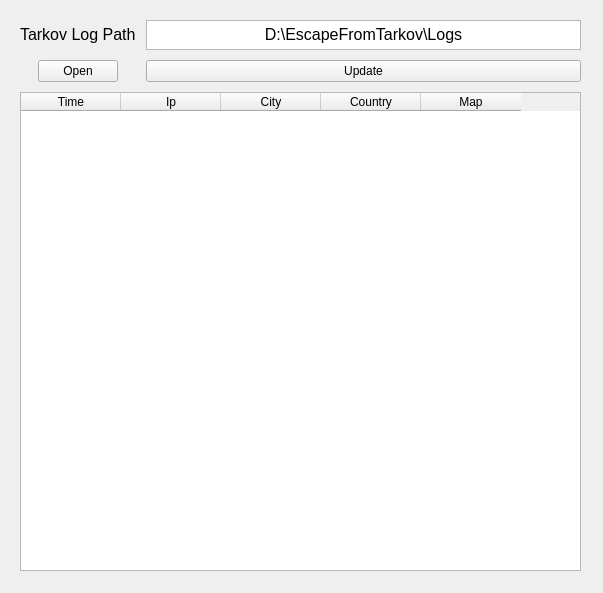
The window that mainwindow.ui (drudolph0/TarkovLogAnalyser) describes before a commit, drawn with Qt 5.
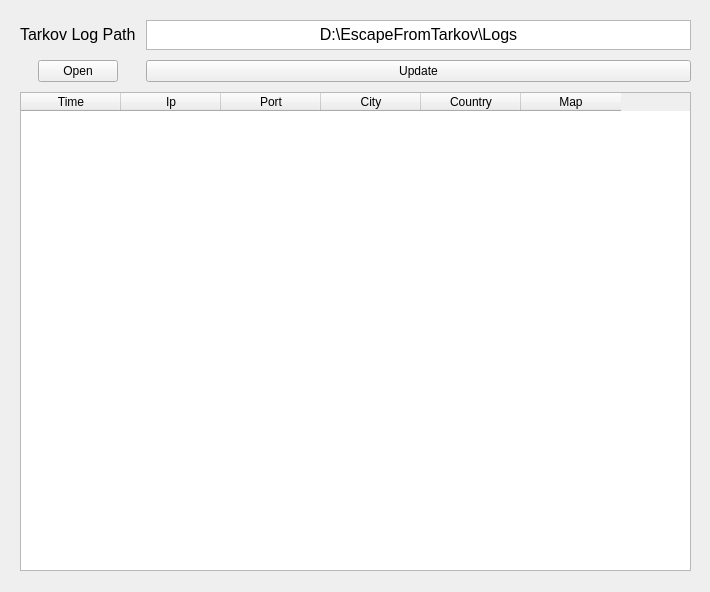
The same window after the commit.

What changed in the file:
```diff
--- a/mainwindow.ui
+++ b/mainwindow.ui
@@ -6,8 +6,8 @@
    <rect>
     <x>0</x>
     <y>0</y>
-    <width>603</width>
-    <height>593</height>
+    <width>710</width>
+    <height>592</height>
    </rect>
   </property>
   <property name="sizePolicy">
@@ -25,7 +25,7 @@
      <rect>
       <x>0</x>
       <y>0</y>
-      <width>601</width>
+      <width>711</width>
       <height>591</height>
      </rect>
     </property>
@@ -107,6 +107,11 @@
          <string>Ip</string>
         </property>
        </column>
+       <column>
+        <property name="text">
+         <string>Port</string>
+        </property>
+       </column>
        <column>
         <property name="text">
          <string>City</string>
```
